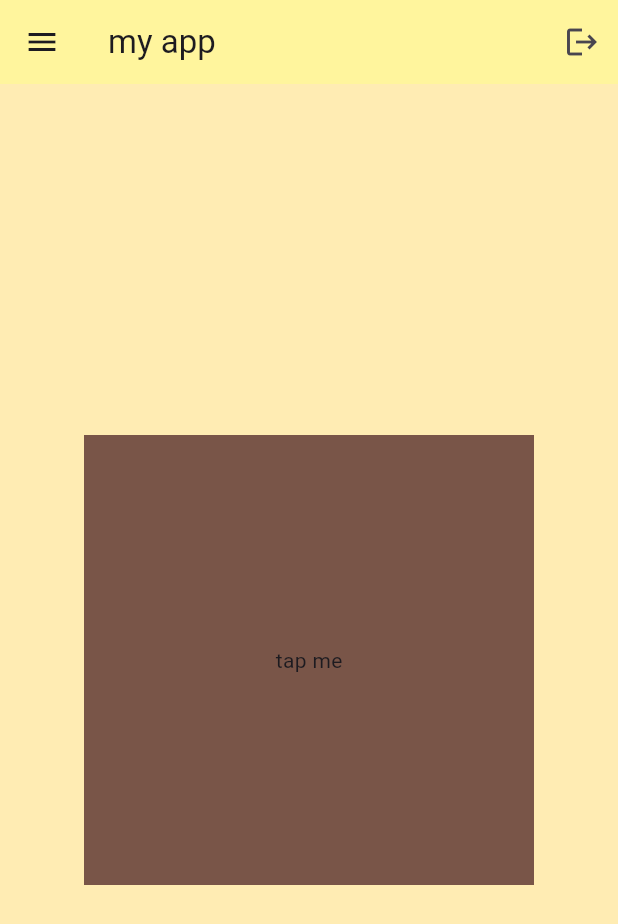
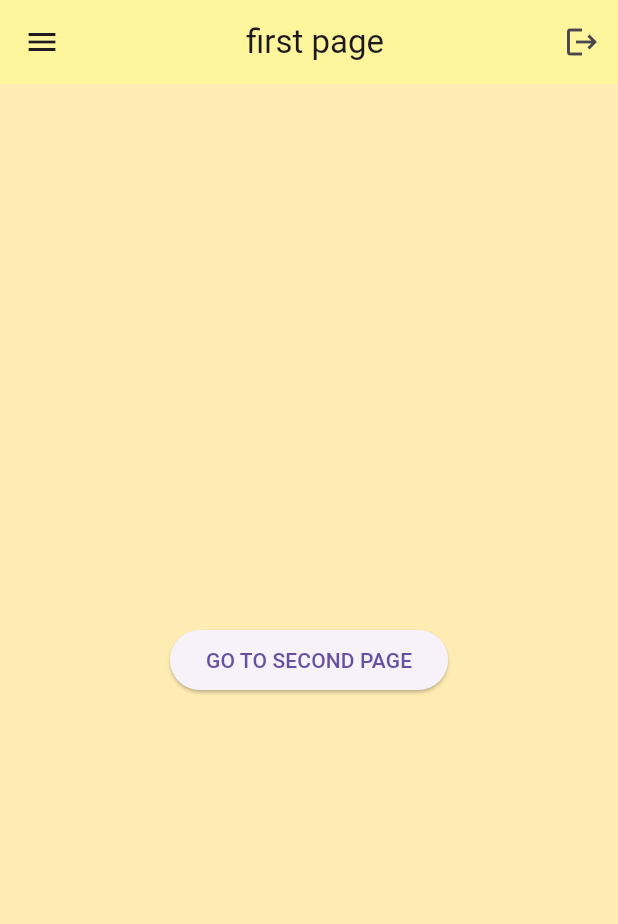
Before and after one commit to mirfan777/basic_flutter, a Flutter app: the screen it shows after launch, on a phone screen of 412 x 824 dp. Shown: the top 924 px of the screen. Run offline on Flutter 3.47's test engine with Material 3 defaults, Android fonts, the phone set to English and light mode, and no system bars.

```diff
--- a/lib/main.dart
+++ b/lib/main.dart
@@ -1,5 +1,6 @@
 // ignore_for_file: prefer_const_constructors_in_immutables
 
+import 'package:basic_flutter/pages/first_page.dart';
 import 'package:flutter/material.dart';
 
 void main() {
@@ -19,29 +20,7 @@ class MyApp extends StatelessWidget {
   Widget build(BuildContext context) {
     return MaterialApp(
       debugShowCheckedModeBanner: false,
-      home: Scaffold(
-        backgroundColor: Colors.amber[100],
-        appBar: AppBar(
-          title: Text("my app"),
-          backgroundColor: Colors.yellow[200],
-          leading: Icon(Icons.menu),
-          actions: [
-            IconButton(onPressed: () {
-
-            }, icon: Icon(Icons.logout))
-          ],
-        ),
-        body: Center(
-            child : GestureDetector(
-              onTap: userTapped,
-              child: Container(
-                height: 300,
-                width: 300,
-                color: Colors.brown,
-                child: Center(child: Text("tap me"))),
-            )
-          )
-        )
-      );
+      home: FirstPage(),
+    );
   }
 }
--- /dev/null
+++ b/lib/pages/first_page.dart
@@ -0,0 +1,31 @@
+import "package:basic_flutter/pages/second_page.dart";
+import "package:flutter/material.dart";
+
+class FirstPage extends StatelessWidget {
+  const FirstPage({super.key});
+
+  @override
+  Widget build(BuildContext context) {
+     return Scaffold(
+      backgroundColor: Colors.amber[100],
+        appBar: AppBar(
+          title: Center(child: Text("first page")),
+          backgroundColor: Colors.yellow[200],
+          leading: Icon(Icons.menu),
+          actions: [
+            IconButton(onPressed: () {
+
+            }, icon: Icon(Icons.logout))
+          ],
+        ),
+        body: Center(
+          child: ElevatedButton(
+            child: Text("GO TO SECOND PAGE"),
+            onPressed: () {
+              Navigator.push(context, MaterialPageRoute(builder: (context) => SecondPage(),));
+                },
+              ),
+            ),
+    );
+  }
+}
```
Also changed, not shown: lib/pages/second_page.dart (added, +17 -0 lines).
